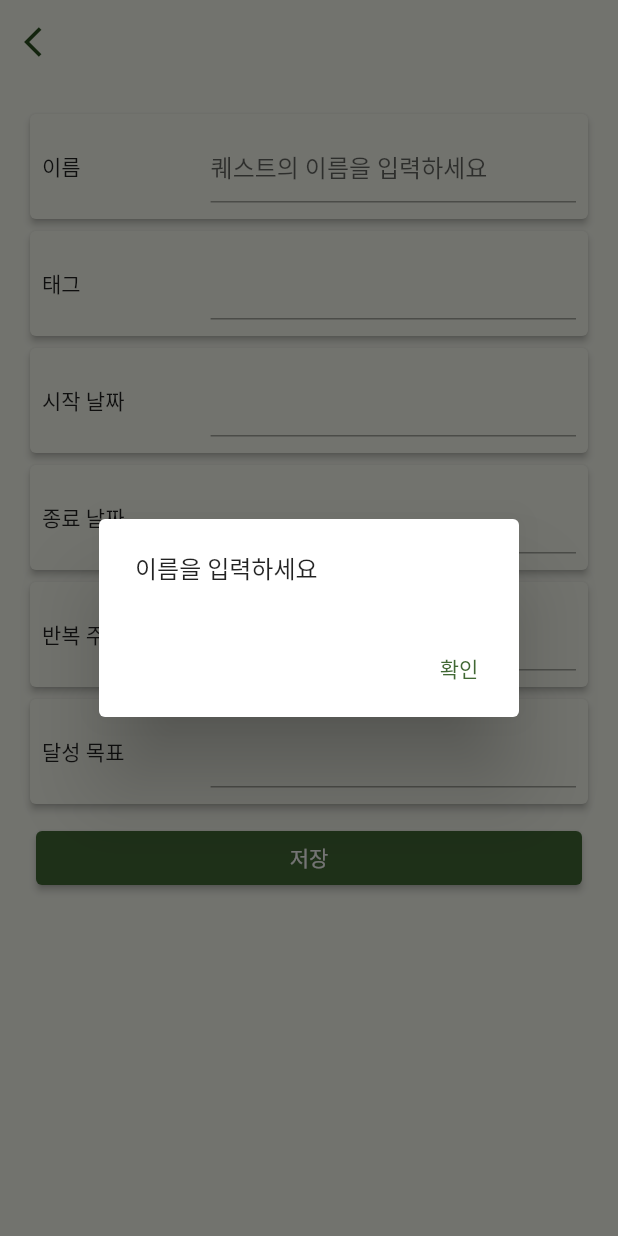
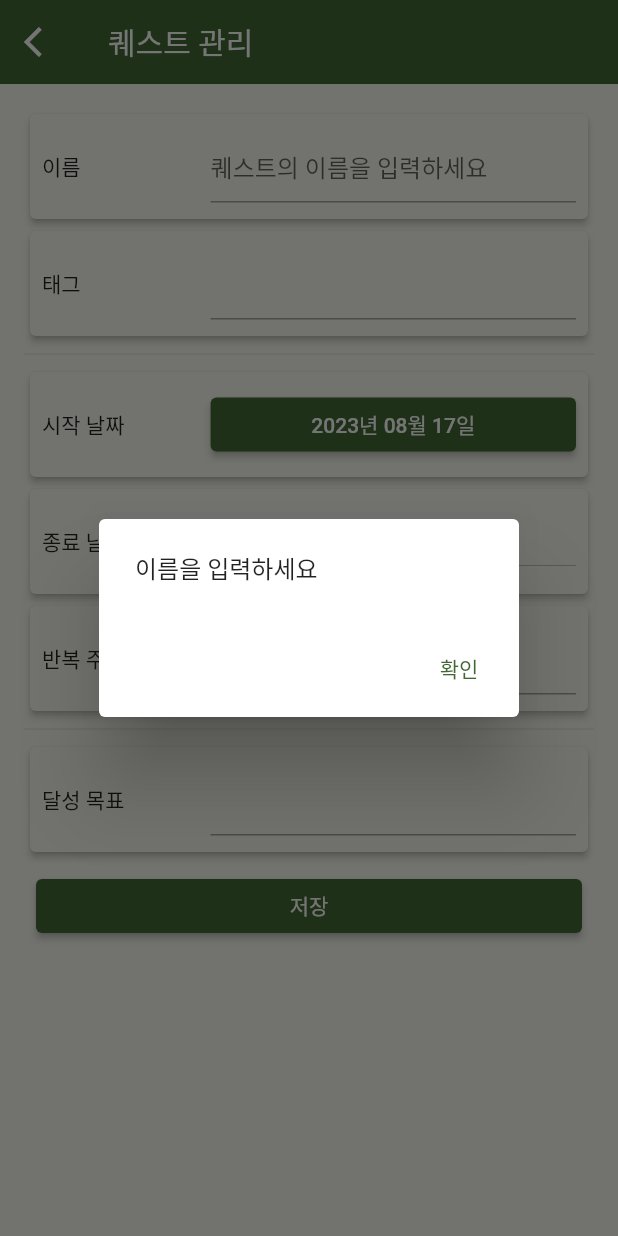
Before and after one commit to lockcept/Quelendar, a Flutter app: the QuestEditView screen opened directly, after a tap on the "edit" icon, after a tap on "저장", on a phone screen of 412 x 824 dp. Run offline on Flutter 3.47's test engine with Material 2 defaults, Android fonts, the phone set to English and light mode, and no system bars; our stand-ins replace nanoid.

Commit message:
feat: 날짜 설정

```diff
--- a/lib/item/mission_item.dart
+++ b/lib/item/mission_item.dart
@@ -1,14 +1,16 @@
 import 'package:flutter/material.dart';
+import 'package:quest_tracker/quest.dart';
 
 class MissionItem extends StatelessWidget {
-  const MissionItem({super.key});
+  final Mission mission;
+  const MissionItem({required this.mission, super.key});
 
   @override
   Widget build(BuildContext context) {
     return Container(
       color: Colors.white,
       alignment: Alignment.center,
-      child: const Text('티켓 아이템'),
+      child: Text('미션 아이템 ${mission.id}'),
     );
   }
 }
--- a/lib/item/quest_edit_view.dart
+++ b/lib/item/quest_edit_view.dart
@@ -3,9 +3,10 @@ import 'dart:developer';
 import 'package:flutter/material.dart';
 import 'package:nanoid/nanoid.dart';
 import 'package:provider/provider.dart';
+import 'package:quest_tracker/item/quest_item.dart';
 import 'package:quest_tracker/quest.dart';
 import 'package:quest_tracker/quest_provider.dart';
-import 'package:quest_tracker/util/get_dateformat_string.dart';
+import 'package:quest_tracker/util/get_format_string.dart';
 import 'package:quest_tracker/util/get_devided_row.dart';
 
 class QuestEditView extends StatefulWidget {
@@ -20,13 +21,15 @@ class QuestEditViewState extends State<QuestEditView> {
   bool isEditMode = false;
   late String id;
   String? name;
-  List<String> tagIdList = [];
-  int? startAt;
-  int? endAt;
-  RepeatCycle? repeatCycle;
-  List<int> repeatData = [];
-  AchievementType? achievementType;
-  int? goal;
+  late List<String> tagIdList;
+  late int startAt;
+  late int? endAt;
+  late RepeatCycle repeatCycle;
+  late List<int> repeatData;
+  late AchievementType achievementType;
+  late int goal;
+
+  late bool isFinite;
 
   @override
   void initState() {
@@ -34,41 +37,37 @@ class QuestEditViewState extends State<QuestEditView> {
 
     id = widget.quest?.id ?? nanoid();
     name = widget.quest?.name;
-    startAt = widget.quest?.startAt;
+    tagIdList = widget.quest?.tagIdList ?? [];
+    startAt = widget.quest?.startAt ?? DateTime.now().millisecondsSinceEpoch;
+    endAt = widget.quest?.endAt;
+    repeatCycle = widget.quest?.repeatCycle ?? RepeatCycle.none;
+    repeatData = widget.quest?.repeatData ?? [];
+    achievementType = widget.quest?.achievementType ?? AchievementType.count;
+    goal = widget.quest?.goal ?? 1;
+
+    isFinite = endAt != null;
+
     log(startAt.toString());
   }
 
-  String? validateName(String? name) {
-    if (name == null || name.isEmpty) return "이름을 입력하세요";
+  String? validateQuest() {
+    if (name == null || name!.isEmpty) return "이름을 입력하세요";
+    if (name!.length > 16) return "이름은 16글자를 넘을 수 없습니다";
+    if (tagIdList.length > 3) return "태그는 최대 3개까지 지정 가능합니다";
     return null;
-  }
-
-  bool isStartAtValid() {
-    if (startAt == null) return false;
-    return true;
-  }
-
-  bool isRepeatCycleValid() {
-    if (repeatCycle == null) return false;
-    return true;
-  }
-
-  bool isAchievementTypeValid() {
-    if (achievementType == null) return false;
-    return true;
-  }
-
-  bool isGoalValid() {
-    if (goal == null) return false;
-    return true;
-  }
-
-  String? validateQuest() {
-    return validateName(name);
   }
 
   @override
   Widget build(BuildContext context) {
+    final tagMap = context.watch<QuestProvider>().tagMap;
+    final tagNameList = tagIdList.map((String id) {
+      final tag = tagMap[id];
+      if (tag != null) return "#${tag.name}";
+    });
+    final missionMap = context.watch<QuestProvider>().missionMap;
+    final missionList =
+        missionMap.values.where((mission) => mission.questId == id).toList();
+
     final viewModeChildren = [
       getDevidedRow(
         '이름',
@@ -79,24 +78,28 @@ class QuestEditViewState extends State<QuestEditView> {
       getDevidedRow(
         '태그',
         Text(
-          tagIdList.toString(),
+          tagNameList.join(", "),
         ),
       ),
+      const Divider(),
       getDevidedRow(
         '시작 날짜',
-        Text(getDateformatString(startAt) ?? "시작 날짜가 없습니다."),
+        Text(getDateformatString(startAt)),
       ),
       getDevidedRow(
         '종료 날짜',
-        Text(getDateformatString(endAt) ?? "종료 날짜가 없습니다."),
+        Text(endAt != null ? getDateformatString(endAt!) : "종료 날짜가 없습니다"),
       ),
       getDevidedRow(
-        '반복 주기',
-        TextFormField(),
+          '반복 주기', Text(getRepeatMessage(repeatCycle, repeatData) ?? "")),
+      const Divider(),
+      getDevidedRow(
+        '달성 목표',
+        Text(getGoalMessage(achievementType, goal)),
       ),
       getDevidedRow(
-        '달성 목표',
-        TextFormField(),
+        '미션 리스트',
+        Text(missionList.toString()),
       ),
     ];
     final editModeChildren = [
@@ -117,18 +120,84 @@ class QuestEditViewState extends State<QuestEditView> {
         '태그',
         TextFormField(),
       ),
+      const Divider(),
       getDevidedRow(
         '시작 날짜',
-        TextFormField(),
+        ElevatedButton(
+          onPressed: () async {
+            final DateTime? pickedDate = await showDatePicker(
+              context: context,
+              initialDate: DateTime.fromMillisecondsSinceEpoch(startAt),
+              firstDate: DateTime(2023),
+              lastDate: DateTime(2033).subtract(const Duration(days: 1)),
+            );
+
+            if (pickedDate != null) {
+              setState(() {
+                startAt = pickedDate.millisecondsSinceEpoch;
+              });
+            }
+          },
+          child: Text(getDateformatString(startAt)),
+        ),
       ),
       getDevidedRow(
         '종료 날짜',
-        TextFormField(),
+        ListView(
+          shrinkWrap: true,
+          physics: const NeverScrollableScrollPhysics(),
+          children: [
+            DropdownButton<String>(
+              value: isFinite ? "있음" : "없음",
+              onChanged: (value) {
+                setState(() {
+                  if (value == "있음") {
+                    isFinite = true;
+                  } else {
+                    isFinite = false;
+                  }
+                });
+              },
+              items: <String>['있음', '없음']
+                  .map<DropdownMenuItem<String>>(
+                    (String value) => DropdownMenuItem<String>(
+                      value: value,
+                      child: Text(value),
+                    ),
+                  )
+                  .toList(),
+            ),
+            if (isFinite)
+              Container(margin: const EdgeInsets.symmetric(vertical: 10)),
+            if (isFinite)
+              ElevatedButton(
+                onPressed: () async {
+                  final DateTime? pickedDate = await showDatePicker(
+                    context: context,
+                    initialDate: endAt != null
+                        ? DateTime.fromMillisecondsSinceEpoch(endAt!)
+                        : DateTime.now(),
+                    firstDate: DateTime(2023),
+                    lastDate: DateTime(2033).subtract(const Duration(days: 1)),
+                  );
+
+                  if (pickedDate != null) {
+                    setState(() {
+                      startAt = pickedDate.millisecondsSinceEpoch;
+                    });
+                  }
+                },
+                child: Text(
+                    endAt != null ? getDateformatString(endAt!) : "종료 날짜 없음"),
+              ),
+          ],
+        ),
       ),
       getDevidedRow(
         '반복 주기',
         TextFormField(),
       ),
+      const Divider(),
       getDevidedRow(
         '달성 목표',
         TextFormField(),
@@ -138,8 +207,6 @@ class QuestEditViewState extends State<QuestEditView> {
         child: ElevatedButton(
           onPressed: () {
             final validation = validateQuest();
-            log(name.toString());
-            log(validation.toString());
 
             if (validation != null) {
               showDialog(
@@ -166,12 +233,12 @@ class QuestEditViewState extends State<QuestEditView> {
                 id: id,
                 name: name!,
                 tagIdList: tagIdList,
-                startAt: startAt!,
+                startAt: startAt,
                 endAt: endAt,
-                repeatCycle: repeatCycle!,
+                repeatCycle: repeatCycle,
                 repeatData: repeatData,
-                achievementType: achievementType!,
-                goal: goal!,
+                achievementType: achievementType,
+                goal: goal,
               );
 
               context.watch<QuestProvider>().addQuest(quest);
@@ -189,21 +256,19 @@ class QuestEditViewState extends State<QuestEditView> {
 
     return Scaffold(
       appBar: AppBar(
-        backgroundColor: Colors.transparent,
+        title: const Text('퀘스트 관리'),
         elevation: 0.0,
         leading: IconButton(
-          icon: Icon(
+          icon: const Icon(
             Icons.arrow_back_ios,
-            color: Theme.of(context).colorScheme.onPrimaryContainer,
           ),
           onPressed: () => Navigator.of(context).pop(),
         ),
         actions: [
           if (!isEditMode)
             IconButton(
-              icon: Icon(
+              icon: const Icon(
                 Icons.edit,
-                color: Theme.of(context).colorScheme.onPrimaryContainer,
               ),
               onPressed: () => setState(() {
                 isEditMode = true;
--- a/lib/item/quest_item.dart
+++ b/lib/item/quest_item.dart
@@ -4,9 +4,7 @@ import 'package:quest_tracker/item/quest_edit_view.dart';
 import 'package:quest_tracker/quest.dart';
 import 'package:quest_tracker/quest_provider.dart';
 
-String getRepeatMessage(Quest quest) {
-  final repeatCycle = quest.repeatCycle;
-  final repeatData = quest.repeatData;
+String? getRepeatMessage(RepeatCycle repeatCycle, List<int> repeatData) {
   switch (repeatCycle) {
     case RepeatCycle.none:
       return "반복 없음";
@@ -15,7 +13,7 @@ String getRepeatMessage(Quest quest) {
       return "${repeatData[0]}일 마다 하루";
     case RepeatCycle.days:
       if (repeatData.isEmpty) break;
-      return "${repeatData[0]}일 씩";
+      return "${repeatData[0]}일 단위로 반복";
     case RepeatCycle.week:
       if (repeatData.isEmpty) break;
       const daysString = ['월', '화', '수', '목', '금', '토', '일'];
@@ -24,7 +22,16 @@ String getRepeatMessage(Quest quest) {
       if (repeatData.isEmpty) break;
       return "매월 ${repeatData[0]}일";
   }
-  return "반복 없음";
+  return null;
+}
+
+String getGoalMessage(AchievementType achievementType, int goal) {
+  switch (achievementType) {
+    case AchievementType.count:
+      return "$goal회";
+    case AchievementType.minute:
+      return "$goal분";
+  }
 }
 
 class QuestItem extends StatelessWidget {
@@ -39,7 +46,7 @@ class QuestItem extends StatelessWidget {
       if (tag != null) return "#${tag.name}";
     });
 
-    final repeatMessage = getRepeatMessage(quest);
+    final repeatMessage = getRepeatMessage(quest.repeatCycle, quest.repeatData);
 
     return Container(
       margin: const EdgeInsets.symmetric(vertical: 4.0),
@@ -71,7 +78,7 @@ class QuestItem extends StatelessWidget {
             child: Text(tagNameList.join((", "))),
           ),
           trailing: Text(
-            repeatMessage,
+            repeatMessage ?? "반복 없음",
             style: TextStyle(
               fontSize: 12,
               color: Theme.of(context).textTheme.bodySmall?.color,
--- a/lib/quest.dart
+++ b/lib/quest.dart
@@ -1,8 +1,8 @@
 import 'package:nanoid/nanoid.dart';
 
 class Task {
-  int id;
-  int missionId;
+  String id;
+  String missionId;
   int startAt;
   int? endAt;
   int value;
@@ -27,8 +27,8 @@ enum AchievementType {
 }
 
 class Mission {
-  int id;
-  int questId;
+  String id;
+  String questId;
   int startAt;
   int endAt;
   AchievementType achievementType;
--- a/lib/util/get_dateformat_string.dart
+++ /dev/null
@@ -1,7 +0,0 @@
-import 'package:intl/intl.dart';
-
-String? getDateformatString(int? timestamp) {
-  if (timestamp == null) return null;
-  return DateFormat('yyyy년 MM월 dd일')
-      .format(DateTime.fromMillisecondsSinceEpoch(timestamp));
-}
--- /dev/null
+++ b/lib/util/get_format_string.dart
@@ -0,0 +1,6 @@
+import 'package:intl/intl.dart';
+
+String getDateformatString(int timestamp) {
+  return DateFormat('yyyy년 MM월 dd일')
+      .format(DateTime.fromMillisecondsSinceEpoch(timestamp).toLocal());
+}
```
